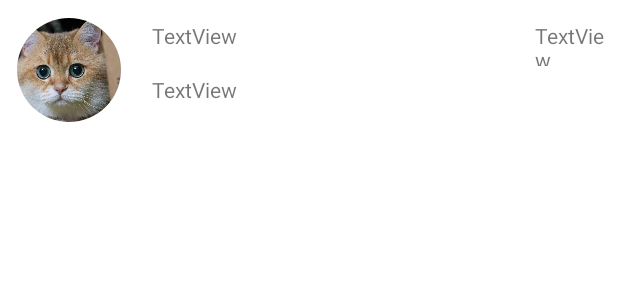
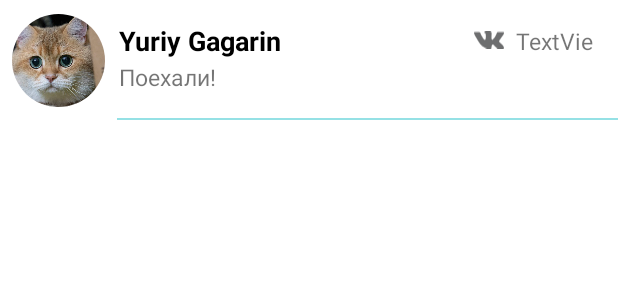
Before and after one commit to eprokofyev/inplace, an Android app: the layout fragment_item.xml on its own in the app's theme, with its tools: preview values and no code run, on a phone screen of 412 x 824 dp. Shown: the top 300 px of the screen. Run offline under Robolectric (Android 15) with nearby library versions, the phone set to English and light mode, and no system bars.

Commit message:
добавил загрущку фоток и обновил ui

```diff
--- a/app/src/main/java/com/inplace/MainActivity.kt
+++ b/app/src/main/java/com/inplace/MainActivity.kt
@@ -44,7 +44,7 @@ class MainActivity : AppCompatActivity(), SwitcherInterface {
 
     override fun onCreate(savedInstanceState: Bundle?) {
         super.onCreate(savedInstanceState)
-        NotificationService.startService(this)
+        //NotificationService.startService(this)
         setContentView(R.layout.activity_main)
         Log.d("start", "start")
 
--- a/app/src/main/java/com/inplace/api/vk/GetChatsCommand.kt
+++ b/app/src/main/java/com/inplace/api/vk/GetChatsCommand.kt
@@ -52,7 +52,7 @@ class GetChatsCommand(private val start: Int, private val end: Int): ApiCommand<
                         jsonConversations.getJSONObject(i).getJSONObject("last_message")
 
                     vkChat.text = lastMessageObj.getString("text")
-                    vkChat.date = lastMessageObj.getString("date").toInt()
+                    vkChat.date = lastMessageObj.getString("date").toLong()
                     vkChat.lastMsgFromId = lastMessageObj.getString("from_id").toInt()
                     vkChat.lasMsgId = lastMessageObj.getString("id").toInt()
 
@@ -80,7 +80,7 @@ class GetChatsCommand(private val start: Int, private val end: Int): ApiCommand<
 
                 val jsonUsers: JSONArray = rootJson.getJSONArray("profiles")
 
-                var bannedUsers = ArrayList<Int>()
+                val bannedUsers = ArrayList<Int>()
 
                 for (i in 0 until jsonUsers.length()) {
                     val vkUser = VkUser()
@@ -88,7 +88,7 @@ class GetChatsCommand(private val start: Int, private val end: Int): ApiCommand<
                     vkUser.id = oneUserJsonObj.getString("id").toInt()
 
                     try {
-                        var banValue = oneUserJsonObj.getString("deactivated")
+                        val banValue = oneUserJsonObj.getString("deactivated")
                         if (banValue == "banned") {
                             bannedUsers.add(vkUser.id)
                             continue
--- a/app/src/main/java/com/inplace/api/vk/VkChat.java
+++ b/app/src/main/java/com/inplace/api/vk/VkChat.java
@@ -11,7 +11,7 @@ public class VkChat {
     public int chatType = -1;
     public String groupChatTitle = "";
 
-    public int date = -1;
+    public Long date = -1L;
     public String text = "";
     public int chatWithId = -1;
     public int lastMsgFromId = -1;
--- a/app/src/main/java/com/inplace/chats/ChatsFragment.kt
+++ b/app/src/main/java/com/inplace/chats/ChatsFragment.kt
@@ -1,6 +1,5 @@
 package com.inplace.chats
 
-import android.app.Application
 import android.os.Build
 import android.os.Bundle
 import android.os.StrictMode
@@ -87,7 +86,7 @@ class ChatsFragment : Fragment() {
          */
 
 
-        val chatsAdapter = ChatsRecyclerViewAdapter(listener)
+        val chatsAdapter = ChatsRecyclerViewAdapter(listener, activity)
 
         recycler.apply {
             layoutManager = LinearLayoutManager(context)
--- a/app/src/main/java/com/inplace/chats/data/vk/VKMediator.kt
+++ b/app/src/main/java/com/inplace/chats/data/vk/VKMediator.kt
@@ -102,6 +102,8 @@ class VKMediator(
         }
 
         if (result is ResultVKChat.Success) {
+
+
             database.withTransaction {
                 if (loadType == LoadType.REFRESH) {
                     Log.d("status", "Refresh")
--- a/app/src/main/java/com/inplace/chats/data/vk/VKRepository.kt
+++ b/app/src/main/java/com/inplace/chats/data/vk/VKRepository.kt
@@ -15,7 +15,7 @@ import com.vk.api.sdk.VK
 import java.util.concurrent.ExecutorService
 
 @ExperimentalPagingApi
-class VKRepository(val context: Context, val chatsRepo: ChatsRepo = ChatsRepo()) {
+class VKRepository(val context: Context, val chatsRepo: ChatsRepo = ChatsRepo(context)) {
 
     companion object {
         const val DEFAULT_PAGE_INDEX = 1
@@ -39,5 +39,4 @@ class VKRepository(val context: Context, val chatsRepo: ChatsRepo = ChatsRepo())
     private fun getDefaultPageConfig(): PagingConfig {
         return PagingConfig(pageSize = DEFAULT_PAGE_SIZE, prefetchDistance = PREFER_DISTANCE_SIZE, enablePlaceholders = true)
     }
-
 }
--- a/app/src/main/java/com/inplace/models/Chat.kt
+++ b/app/src/main/java/com/inplace/models/Chat.kt
@@ -55,7 +55,8 @@ data class SuperChat(
     var vkChats: List<VKChat>,
     var telegramChats: List<TelegramChat>,
     var defaultChatID: Long,
-    var currentChat: Long
+    var currentChat: Long,
+    var avatar: Bitmap? = null
 ) : Parcelable
 
 @Parcelize
--- a/app/src/main/res/layout/fragment_item.xml
+++ b/app/src/main/res/layout/fragment_item.xml
@@ -4,73 +4,114 @@
     xmlns:tools="http://schemas.android.com/tools"
     android:layout_width="match_parent"
     android:layout_height="wrap_content"
-    android:paddingTop="5dp"
-    android:paddingBottom="6dp"
-    android:paddingLeft="6dp"
-    android:paddingRight="5dp"
+
     android:orientation="horizontal"
-    android:layout_marginTop="1dp"
-    android:layout_marginBottom="1dp"
+    android:layout_marginTop="0dp"
+    android:layout_marginBottom="0dp"
     >
-
-    <de.hdodenhof.circleimageview.CircleImageView
-        xmlns:app="http://schemas.android.com/apk/res-auto"
-        android:id="@+id/profile_image"
-        android:layout_width="80dp"
-        android:layout_height="80dp"
-        android:src="@drawable/foto"
-        app:civ_circle_background_color="@color/white"
-        android:padding="5dp"
-        app:civ_border_color="#FF000000"/>
 
     <androidx.constraintlayout.widget.ConstraintLayout
         android:layout_width="match_parent"
-        android:layout_height="match_parent">
+        android:layout_height="80dp">
 
+        <de.hdodenhof.circleimageview.CircleImageView
+            android:id="@+id/profile_image"
+            android:layout_width="62dp"
+            android:layout_height="62dp"
+            android:layout_marginStart="8dp"
+            android:src="@drawable/foto"
+            app:civ_border_color="#FF000000"
+            app:civ_circle_background_color="@color/white"
+            app:layout_constraintBottom_toBottomOf="parent"
+            app:layout_constraintStart_toStartOf="parent"
+            app:layout_constraintTop_toTopOf="parent" />
 
-        <TextView
-            android:id="@+id/message"
-            android:layout_width="280dp"
-            android:layout_height="25dp"
-            android:text="TextView"
-            app:layout_constraintBottom_toBottomOf="parent"
-            app:layout_constraintStart_toStartOf="@+id/name"
-            app:layout_constraintTop_toBottomOf="@+id/name"
-            app:layout_constraintVertical_bias="0.333" />
 
         <TextView
             android:id="@+id/name"
             android:layout_width="wrap_content"
-            android:layout_height="30dp"
-            android:layout_marginStart="15dp"
-            android:layout_marginTop="7dp"
-            android:maxWidth="210dp"
-            android:text="TextView"
-            app:layout_constraintBottom_toBottomOf="parent"
-            app:layout_constraintStart_toStartOf="parent"
-            app:layout_constraintTop_toTopOf="parent"
-            app:layout_constraintVertical_bias="0.0" />
+            android:maxWidth="220dp"
+            android:layout_height="wrap_content"
+
+            android:ellipsize="end"
+            android:padding="1dp"
+            android:layout_marginStart="8dp"
+            android:layout_marginTop="4dp"
+            android:maxLines="1"
+            android:textColor="@color/black"
+            android:textSize="18sp"
+            android:textStyle="bold"
+            android:text="Yuriy Gagarin"
+
+            app:layout_constraintStart_toEndOf="@+id/profile_image"
+            app:layout_constraintTop_toTopOf="@+id/profile_image" />
+
+        <ImageView
+            android:id="@+id/photo"
+
+            android:layout_width="25dp"
+            android:layout_height="25dp"
+            android:layout_marginBottom="8dp"
+            android:layout_marginStart="8dp"
+            android:maxWidth="260dp"
+            android:maxLines="1"
+            android:visibility="gone"
+            android:padding="1dp"
+            android:textSize="15sp"
+            app:layout_constraintBottom_toBottomOf="@+id/profile_image"
+            app:layout_constraintStart_toEndOf="@+id/profile_image"
+            />
+
+        <TextView
+            android:id="@+id/message"
+
+            android:layout_width="wrap_content"
+            android:layout_height="wrap_content"
+            android:layout_marginBottom="8dp"
+            android:layout_marginStart="8dp"
+            android:maxWidth="250dp"
+            android:maxLines="1"
+            android:padding="1dp"
+            android:text="Поехали!"
+            android:textSize="15sp"
+            android:scrollHorizontally="true"
+            android:ellipsize="end"
+            android:textStyle=""
+            app:layout_constraintBottom_toBottomOf="@+id/profile_image"
+            app:layout_constraintStart_toEndOf="@+id/photo"
+            />
 
         <TextView
             android:id="@+id/time"
             android:layout_width="wrap_content"
-            android:layout_height="30dp"
-            android:maxWidth="50dp"
+            android:layout_height="wrap_content"
+            android:maxWidth="60dp"
+            android:maxLines="1"
             android:text="TextView"
+            android:textSize="15sp"
+            android:layout_marginEnd="8dp"
             app:layout_constraintBottom_toBottomOf="@+id/name"
             app:layout_constraintEnd_toEndOf="parent"
             app:layout_constraintTop_toTopOf="@+id/name" />
 
         <ImageView
-            android:id="@+id/icon_services"
-            android:layout_width="30dp"
-            android:layout_height="30dp"
-            android:layout_marginEnd="12dp"
+            android:id="@+id/mesenger"
+            android:layout_width="20dp"
+            android:layout_height="20dp"
+            android:layout_marginEnd="8dp"
+            android:src="@drawable/ic_vk_logo_no_background"
             app:layout_constraintBottom_toBottomOf="@+id/time"
             app:layout_constraintEnd_toStartOf="@+id/time"
             app:layout_constraintTop_toTopOf="@+id/time"
-            app:layout_constraintVertical_bias="0.0"
-            />
+            app:layout_constraintVertical_bias="0.0" />
+
+        <View
+            android:layout_width="wrap_content"
+            android:background="#95E1E5"
+            app:layout_constraintStart_toStartOf="@+id/name"
+            app:layout_constraintBottom_toBottomOf="parent"
+
+            android:layout_height="1sp"/>
 
     </androidx.constraintlayout.widget.ConstraintLayout>
 
```
Also changed, not shown: app/src/main/java/com/inplace/chat/DateParser.kt (+7 -4 lines), app/src/main/java/com/inplace/chats/ChatsRecyclerViewAdapter.kt (+85 -17 lines), app/src/main/java/com/inplace/chats/ChatsRepo.kt (+8 -1 lines), app/src/main/java/com/inplace/chats/ChatsViewModel.kt (+5 -3 lines), app/src/main/java/com/inplace/chats/models/Models.kt (added, +11 -0 lines), app/src/main/java/com/inplace/services/ExecutorServices.java (+19 -1 lines), app/src/main/res/layout/fragment_number.xml (deleted, +0 -18 lines), 1 other file.
